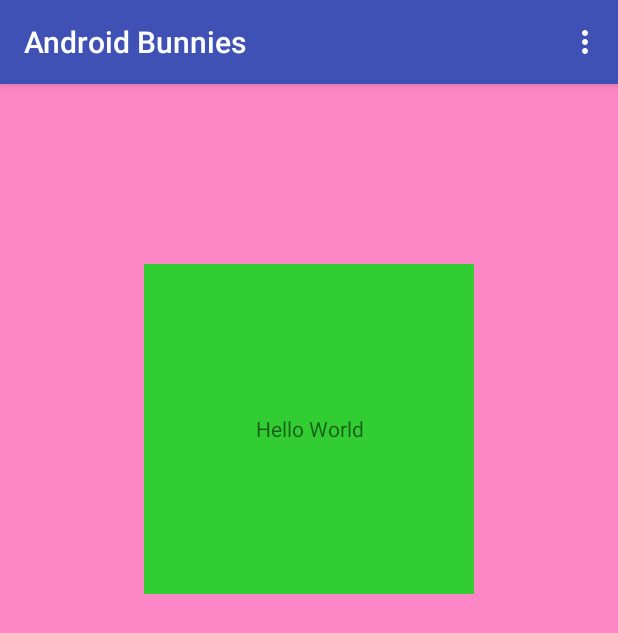
After one commit to sderekj/Android-Neko-Clone-Homework-Unit-4, an Android app: the fragment BunnyFeederFragment placed in its activity, on a phone screen of 412 x 824 dp. The commit adds this screen. Shown: the top 633 px of the screen. Run offline under Robolectric (Android 15) with nearby library versions, the phone set to English and light mode, and no system bars; libraries missing offline, so code that uses them is left out: nl.qbusict.cupboard; 3 statements that could not run were skipped.

Commit message:
Added Options Menu and Fragment for Bunny Feeder

```diff
--- /dev/null
+++ b/app/src/main/java/com/example/dec4/BunnyFeederFragment.java
@@ -0,0 +1,15 @@
+package com.example.dec4;
+
+import android.app.Fragment;
+import android.os.Bundle;
+import android.view.LayoutInflater;
+import android.view.View;
+import android.view.ViewGroup;
+
+public class BunnyFeederFragment extends Fragment {
+
+    @Override
+    public View onCreateView(LayoutInflater inflater, ViewGroup container, Bundle savedInstanceState) {
+        return inflater.inflate(R.layout.bunny_feeder, container, false);
+    }
+}
--- a/app/src/main/java/com/example/dec4/SecondActivity.java
+++ b/app/src/main/java/com/example/dec4/SecondActivity.java
@@ -1,10 +1,15 @@
 package com.example.dec4;
 
+import android.app.FragmentManager;
+import android.app.FragmentTransaction;
 import android.os.Bundle;
 import android.support.v7.app.AppCompatActivity;
 import android.support.v7.widget.GridLayoutManager;
 import android.support.v7.widget.RecyclerView;
 import android.util.Log;
+import android.view.Menu;
+import android.view.MenuInflater;
+import android.view.MenuItem;
 
 import com.example.dec4.Model.Bunny;
 import com.example.dec4.View.BunnyAdapter;
@@ -23,19 +28,40 @@ import static nl.qbusict.cupboard.CupboardFactory.cupboard;
 
 public class SecondActivity extends AppCompatActivity {
 
-    private static final String TAG ="SecondActivity" ;
+    private static final String TAG = "SecondActivity";
     RecyclerView mRecyclerView;
+
     @Override
     protected void onCreate(Bundle savedInstanceState) {
         super.onCreate(savedInstanceState);
         setContentView(R.layout.second_activity);
-        mRecyclerView=(RecyclerView)findViewById(R.id.bunny_item);
+        mRecyclerView = (RecyclerView) findViewById(R.id.bunny_item);
         mRecyclerView.setLayoutManager(new GridLayoutManager(this, 3));
         mRecyclerView.setAdapter(new BunnyAdapter(selectAllCats()));
 
 
+    }
 
+    @Override
+    public boolean onCreateOptionsMenu(Menu menu) {
+        MenuInflater inflater = getMenuInflater();
+        inflater.inflate(R.menu.menu_main, menu);
+        return true;
+    }
 
+    @Override
+    public boolean onOptionsItemSelected(MenuItem item) {
+        // Handle item selection
+        switch (item.getItemId()) {
+            case R.id.lure_bunny_menu_item:
+                FragmentManager fragmentManager = getFragmentManager();
+                FragmentTransaction fragmentTransaction = fragmentManager.beginTransaction();
+                fragmentTransaction.replace(R.id.bunny_feeder_frame2, new BunnyFeederFragment());
+                fragmentTransaction.commit();
+                return true;
+            default:
+                return super.onOptionsItemSelected(item);
+        }
     }
 
     private List<Bunny> selectAllCats() {
--- /dev/null
+++ b/app/src/main/res/layout/bunny_feeder.xml
@@ -0,0 +1,17 @@
+<?xml version="1.0" encoding="utf-8"?>
+<LinearLayout xmlns:android="http://schemas.android.com/apk/res/android"
+    android:layout_width="match_parent"
+    android:layout_height="match_parent"
+    android:background="#80FF1493"
+    android:orientation="vertical">
+
+    <TextView
+        android:background="#32CD32"
+        android:layout_width="220dp"
+        android:layout_height="220dp"
+        android:layout_gravity="center"
+        android:gravity="center"
+        android:layout_marginTop="120dp"
+        android:text="Hello World" />
+
+</LinearLayout>
--- a/app/src/main/res/layout/second_activity.xml
+++ b/app/src/main/res/layout/second_activity.xml
@@ -1,13 +1,20 @@
 <?xml version="1.0" encoding="utf-8"?>
-<LinearLayout
-    xmlns:android="http://schemas.android.com/apk/res/android"
+<FrameLayout xmlns:android="http://schemas.android.com/apk/res/android"
+    android:id="@+id/bunny_feeder_frame2"
     android:layout_width="match_parent"
     android:layout_height="match_parent"
     android:orientation="vertical">
 
-    <android.support.v7.widget.RecyclerView
-        android:id="@+id/bunny_item"
+    <LinearLayout xmlns:android="http://schemas.android.com/apk/res/android"
         android:layout_width="match_parent"
-        android:layout_height="match_parent" />
+        android:layout_height="match_parent"
+        android:orientation="vertical">
 
-</LinearLayout>
+        <android.support.v7.widget.RecyclerView
+            android:id="@+id/bunny_item"
+            android:layout_width="match_parent"
+            android:layout_height="match_parent" />
+
+
+    </LinearLayout>
+</FrameLayout>
--- /dev/null
+++ b/app/src/main/res/menu/menu_main.xml
@@ -0,0 +1,6 @@
+<?xml version="1.0" encoding="utf-8"?>
+<menu xmlns:android="http://schemas.android.com/apk/res/android">
+    <item
+        android:id="@+id/lure_bunny_menu_item"
+        android:title="Lure Bunny" />
+</menu>
```
Also changed, not shown: app/src/main/java/com/example/dec4/View/MyNotificationService.java (+0 -31 lines), app/src/main/res/layout/bunny_feeder_frame.xml (added, +8 -0 lines).
